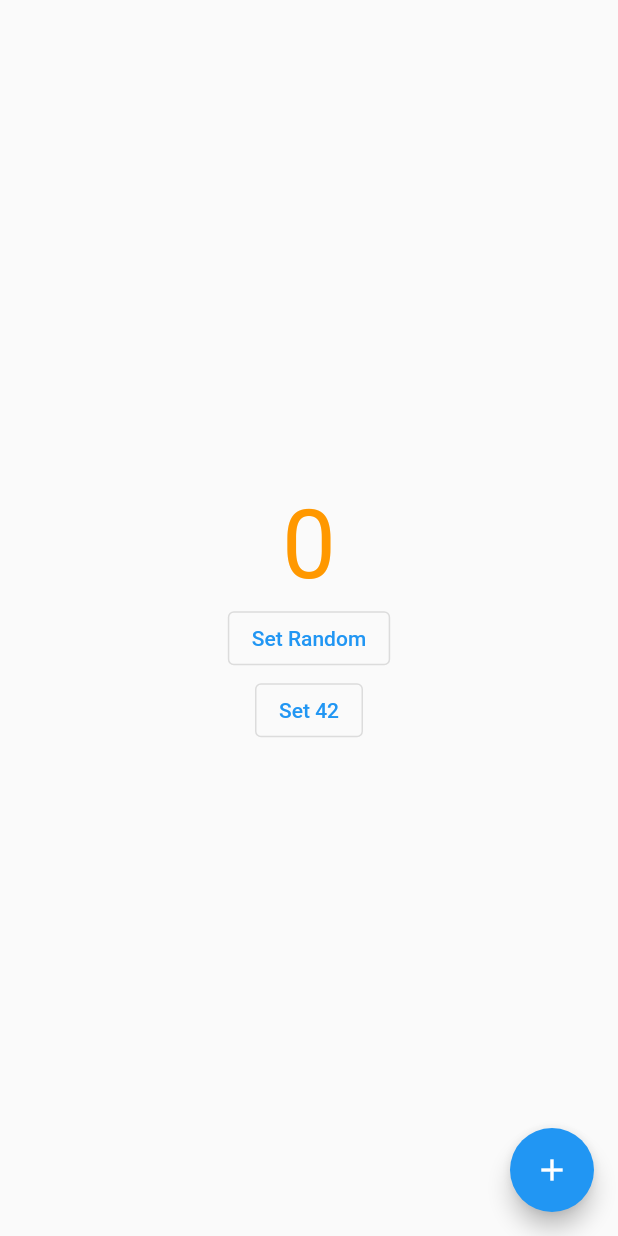
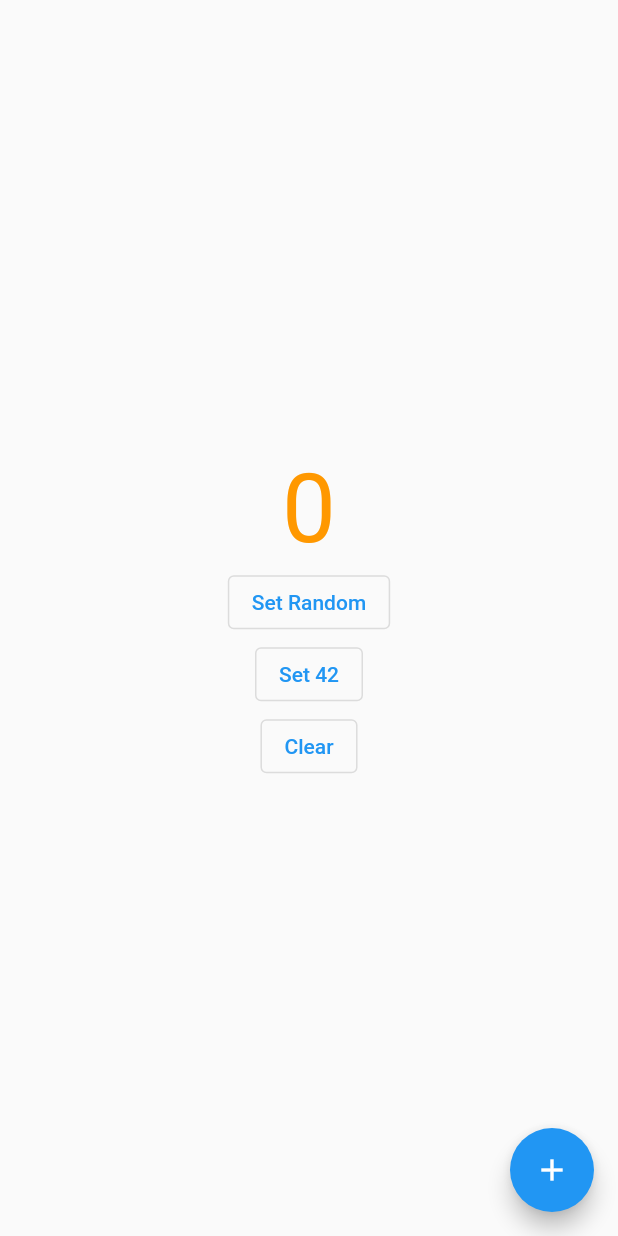
Before and after one commit to buttonsrtoys/bilocator, a Flutter app: the screen it shows after launch, on a phone screen of 412 x 824 dp. Run offline on Flutter 3.47's test engine with Material 2 defaults, Android fonts, the phone set to English and light mode, and no system bars; our stand-ins replace equatable.

Commit message:
- added ClearService to example - readme - docs

```diff
--- a/example/lib/main.dart
+++ b/example/lib/main.dart
@@ -41,6 +41,9 @@ class _PageState extends State<Page> with Observer {
     return Bilocator<FortyTwoService>(
         location: Location.tree,
         builder: () => FortyTwoService(),
+        child: Bilocator<ClearService>(
+            location: Location.tree,
+            builder: () => ClearService(),
             child: Scaffold(
                 body: Center(
                     child: Column(mainAxisAlignment: MainAxisAlignment.center, children: [
@@ -50,14 +53,19 @@ class _PageState extends State<Page> with Observer {
                   OutlinedButton(
                       onPressed: () => setState(() => _counter = Bilocator.get<RandomService>().number),
                       child: const Text('Set Random')),
-              Builder(builder: (context) => OutlinedButton(
+                  Builder(
+                      builder: (context) => OutlinedButton(
                           onPressed: () => setState(() => _counter = context.get<FortyTwoService>().number),
                           child: const Text('Set 42'))),
+                  Builder(
+                      builder: (context) => OutlinedButton(
+                          onPressed: () => setState(() => _counter = context.get<ClearService>().number),
+                          child: const Text('Clear'))),
                 ])),
                 floatingActionButton: FloatingActionButton(
                   onPressed: _incrementCounter,
                   child: const Icon(Icons.add),
-            )));
+                ))));
   }
 }
 
@@ -84,6 +92,10 @@ class FortyTwoService {
   int get number => 42;
 }
 
+class ClearService {
+  int get number => 0;
+}
+
 class RandomService {
   int get number => Random().nextInt(100);
 }
--- a/lib/bilocator.dart
+++ b/lib/bilocator.dart
@@ -249,10 +249,11 @@ extension BilocatorBuildContextExtension on BuildContext {
     return inheritedWidget.instance;
   }
 
-  /// Create a dependency with a [Bilocator] widget with [location] param set and a model of type [T].
+  /// Create a dependency between the calling widget and a [Bilocator] widget with generic type [T].
   ///
   /// Same idea as the "of" feature of Provider.of, Theme.of, etc. For no dependency, use [get].
   /// Performs a lazy initialization if necessary. An exception is thrown if [T] is not a [ChangeNotifier].
+  /// or the not match found.
   T of<T extends ChangeNotifier>() {
     final _BilocatorInheritedWidget<T>? inheritedWidget =
         dependOnInheritedWidgetOfExactType<_BilocatorInheritedWidget<T>>();
--- a/pubspec.yaml
+++ b/pubspec.yaml
@@ -1,6 +1,6 @@
 name: bilocator
-description: A Flutter hybrid locator that supports both single services (like GetIt) and inherited models (like Provider, InheritedWidget).
-version: 0.5.1
+description: A Flutter hybrid locator that manages models in a global registry (like GetIt) and in the widget tree (like Provider, InheritedWidget).
+version: 0.5.2
 repository: https://github.com/buttonsrtoys/bilocator
 issue_tracker: https://github.com/buttonsrtoys/bilocator/issues
 
```
Also changed, not shown: example/pubspec.lock, 5 other files. Lines whose indentation alone changed are shown as unchanged.
